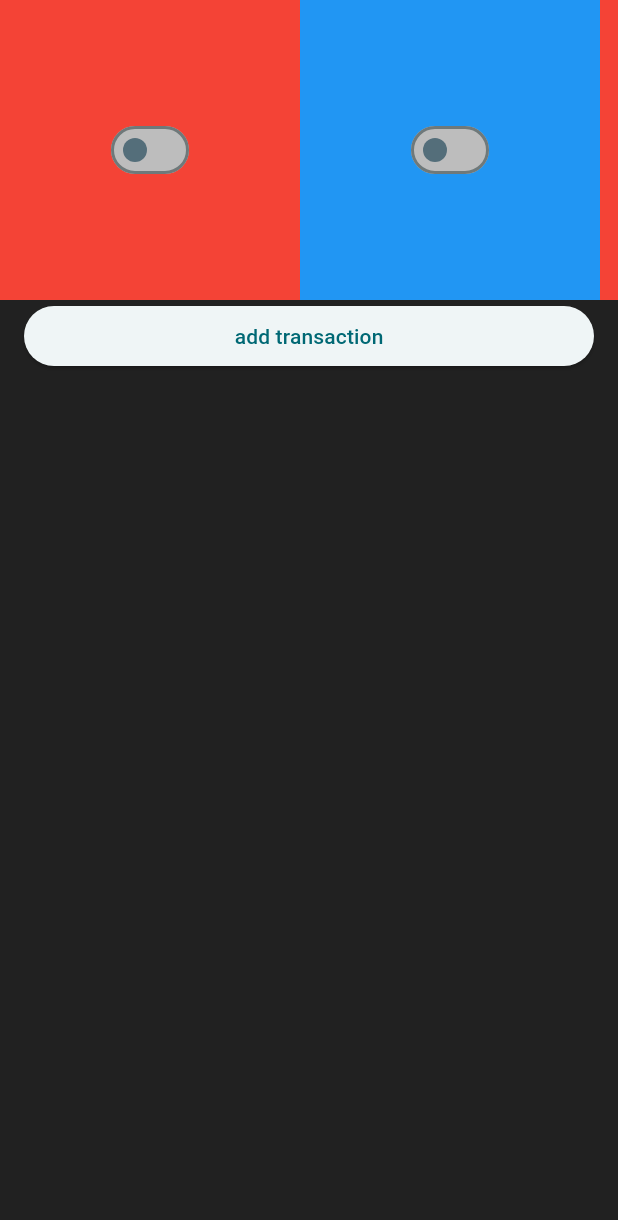
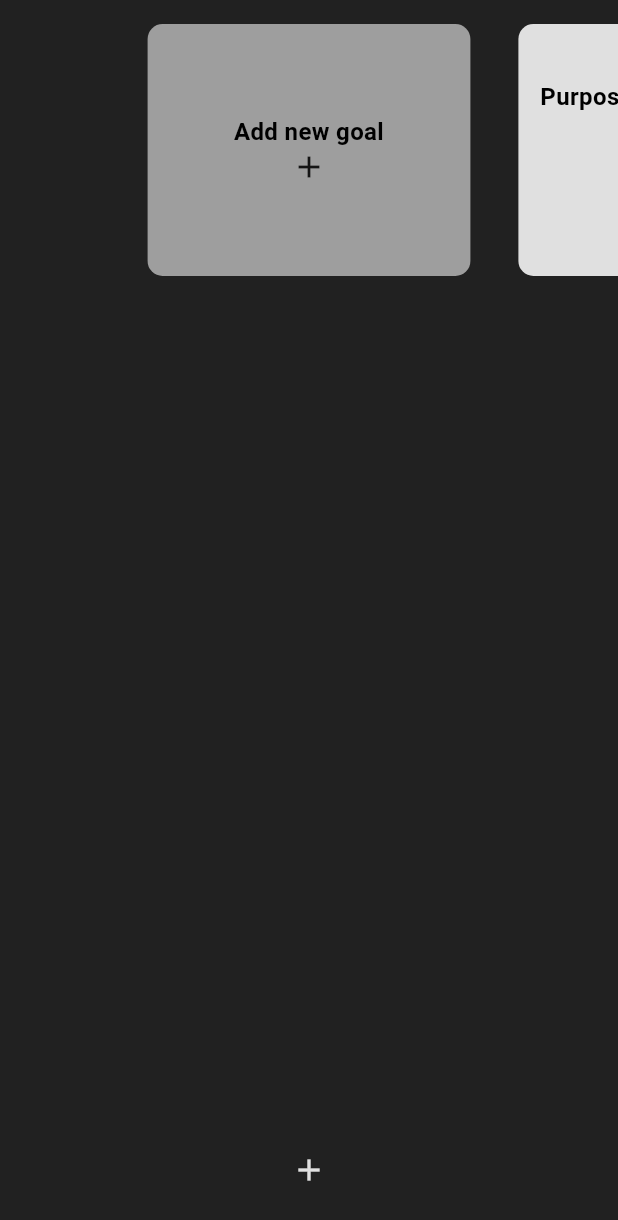
Before and after one commit to DelayStepback/revenue_avenue_finance_tracker_flutter_app, a Flutter app: the screen it shows after launch, on a phone screen of 412 x 824 dp. Shown: the top 1220 px of the screen. Run offline on Flutter 3.47's test engine with Material 3 defaults, Android fonts, the phone set to English and light mode, and no system bars; our stand-ins replace auto_size_text, bloc, flutter_bloc, freezed_annotation, get_it, go_router and 1 more; accounts and stored records are empty; generated files the repository leaves out were written again.

Commit message:
fix: design fixes

```diff
--- /dev/null
+++ b/devtools_options.yaml
@@ -0,0 +1 @@
+extensions:
--- a/lib/ui/features/general/general_page.dart
+++ b/lib/ui/features/general/general_page.dart
@@ -1,11 +1,16 @@
+import 'dart:ui';
+
 import 'package:auto_size_text/auto_size_text.dart';
 import 'package:flutter/material.dart';
+import 'package:flutter/rendering.dart';
 import 'package:flutter_bloc/flutter_bloc.dart';
 import 'package:get_it/get_it.dart';
 import 'package:revenue_avenue_finance_tracker/data/models/local/expenses/transaction_model.dart';
 import 'package:revenue_avenue_finance_tracker/ui/bloc/expenses_bloc/transactions_bloc.dart';
 import 'package:revenue_avenue_finance_tracker/ui/bloc/expenses_bloc/transactions_event.dart';
 import 'package:revenue_avenue_finance_tracker/ui/bloc/expenses_bloc/transactions_state.dart';
+import 'package:revenue_avenue_finance_tracker/ui/features/general/widgets/carousel_vertical_transactions.dart';
+import 'package:revenue_avenue_finance_tracker/ui/features/general/widgets/goals_horizontal_widget.dart';
 import 'package:revenue_avenue_finance_tracker/ui/features/general/widgets/switcher_widget.dart';
 
 class GeneralPage extends StatelessWidget {
@@ -26,143 +31,44 @@ class GeneralPageView extends StatelessWidget {
   @override
   Widget build(BuildContext context) {
     return Scaffold(
+      floatingActionButton: FloatingActionButton(
+        onPressed: () {},
+        child: const Icon(Icons.add),
+        backgroundColor: Colors.grey[900],
+        foregroundColor: Colors.grey[300],
+        elevation: 0,
+        shape: const RoundedRectangleBorder(
+          borderRadius: BorderRadius.all(Radius.circular(16.0)),
+        ),
+      ),
+      floatingActionButtonLocation: FloatingActionButtonLocation.centerFloat,
+
+      // bottomSheet: BottomSheet(
+      //     elevation: 0,
+      //     enableDrag: false,
+      //     backgroundColor: Colors.grey[900],
+      //     onClosing: () {},
+      //     builder: (BuildContext context) {
+      //       return const SizedBox(height: 100, child: SwitcherWidget());
+      //     }),
       backgroundColor: Colors.grey[900],
       body: SafeArea(
         child: Center(
-          child: CustomScrollView(
-            slivers: [
-              SliverToBoxAdapter(
-                child: Container(
-                  height: 200.0, // Set a fixed height for horizontal scrolling
-                  child: ListView.builder(
-                    scrollDirection: Axis.horizontal,
-                    itemCount: 10,
-                    itemBuilder: (BuildContext context, int index) {
-                      return Container(
-                        width: 200.0,
-                        color: index.isEven ? Colors.red : Colors.blue,
-                        child: const Center(
-                          child: SwitcherWidget(),
-                        ),
-                      );
-                    },
-                  ),
-                ),
-              ),
-              SliverToBoxAdapter(
-                  child: Padding(
-                padding: const EdgeInsets.symmetric(horizontal: 16.0),
-                child: ElevatedButton(
-                    child: Text('add transaction'),
-                    onPressed: () {
-                      print('pressed');
-                      GetIt.I<TransactionsBloc>().add(TransactionsEvent.add(Transaction(
-                        name: 'Short text',
-                        amount: 13450,
-                        type: TransactionType.income,
-                        paymentType: PaymentType.cash,
-                        date: DateTime.now(),
-                      )));
-                      print('presseddd');
-                    }),
-              )),
-              BlocBuilder<TransactionsBloc, TransactionsState>(builder: (context, state) {
-                return state.when(
-                  error: (error) {
-                    return SliverToBoxAdapter(
-                      child: Column(
-                        children: [
-                          Text('error $error'),
-                          ElevatedButton(
-                            onPressed: () {
-                              GetIt.I<TransactionsBloc>().add(const TransactionsEvent.initialize('admin'));
-                            },
-                            child: const Text('retry'),
-                          )
-                        ],
-                      ),
-                    );
-                  },
-                  init: () {
-                    GetIt.I<TransactionsBloc>().add(const TransactionsEvent.initialize('admin'));
-
-                    return const SliverToBoxAdapter(child: Text('init'));
-                  },
-                  loaded: (List<Transaction> allTransactions) {
-                    return TransactionsListWidget(allTransactions: allTransactions);
-                  },
-                );
-              }),
-            ],
+          child: NestedScrollView(
+            body: const Column(
+              children: [
+                SizedBox(height: 200, child: GoalsHorizontalWidget()),
+                Expanded(
+                  child: CarouselVerticalTransactions(),
+                )
+              ],
+            ),
+            headerSliverBuilder: (BuildContext context, bool innerBoxIsScrolled) {
+              return [];
+            },
           ),
         ),
       ),
     );
   }
 }
-
-class TransactionsListWidget extends StatelessWidget {
-  const TransactionsListWidget({super.key, required this.allTransactions});
-  final List<Transaction> allTransactions;
-  @override
-  Widget build(BuildContext context) {
-    return SliverList(
-      delegate: SliverChildBuilderDelegate(
-        childCount: allTransactions.length,
-        (context, index) {
-          final actualIndex = allTransactions.length - 1 - index; // Calculate the actual index
-
-          return SizedBox(
-            height: 80,
-            child: Padding(
-              padding: const EdgeInsets.symmetric(horizontal: 16.0),
-              child: Row(
-                mainAxisAlignment: MainAxisAlignment.spaceBetween,
-                children: [
-                  Row(
-                    children: [
-                      Icon(
-                        Icons.access_alarm,
-                        color: Colors.grey[500],
-                        size: 28,
-                      ), // TODO: add icon
-                      const SizedBox(width: 16),
-                      Column(
-                        mainAxisAlignment: MainAxisAlignment.center,
-                        crossAxisAlignment: CrossAxisAlignment.start,
-                        children: [
-                          SizedBox(
-
-                            width: 200,
-                            child: AutoSizeText(allTransactions[actualIndex].name,
-                            maxLines: 2,
-                                style: const TextStyle(color: Colors.white, fontSize: 16, fontWeight: FontWeight.bold)),
-                          ),
-                          Text(
-                              '${allTransactions[actualIndex].date.day}-${allTransactions[actualIndex].date.month}-${allTransactions[actualIndex].date.year}',
-                              style: TextStyle(color: Colors.grey[500])),
-                        ],
-                      ),
-                    ],
-                  ),
-                  Text(
-                      '${allTransactions[actualIndex].type == TransactionType.expense ? '-' : '+'} €${allTransactions[actualIndex].amount.toString()}',
-                      style: const TextStyle(color: Colors.white)),
-                ],
-              ),
-            ),
-          );
-        },
-      ),
-    );
-  }
-}
-
-class GoalsViewWidget extends StatelessWidget {
-  const GoalsViewWidget({super.key});
-
-  @override
-  Widget build(BuildContext context) {
-    return Container();
-  }
-}
--- /dev/null
+++ b/lib/ui/features/general/widgets/carousel_vertical_transactions.dart
@@ -0,0 +1,163 @@
+import 'dart:math';
+
+import 'package:auto_size_text/auto_size_text.dart';
+import 'package:flutter/material.dart';
+import 'package:flutter/rendering.dart';
+import 'package:flutter_bloc/flutter_bloc.dart';
+import 'package:get_it/get_it.dart';
+import 'package:revenue_avenue_finance_tracker/data/models/local/expenses/transaction_model.dart';
+import 'package:revenue_avenue_finance_tracker/ui/bloc/expenses_bloc/transactions_bloc.dart';
+import 'package:revenue_avenue_finance_tracker/ui/bloc/expenses_bloc/transactions_event.dart';
+import 'package:revenue_avenue_finance_tracker/ui/bloc/expenses_bloc/transactions_state.dart';
+
+class CarouselVerticalTransactions extends StatefulWidget {
+  const CarouselVerticalTransactions({super.key});
+
+  @override
+  State<CarouselVerticalTransactions> createState() => _CarouselVerticalTransactionsState();
+}
+
+class _CarouselVerticalTransactionsState extends State<CarouselVerticalTransactions> {
+  late ScrollController _scrollController;
+
+  int _currentPage = 0;
+  @override
+  void initState() {
+    super.initState();
+    _scrollController = ScrollController();
+  }
+
+  @override
+  void dispose() {
+    super.dispose();
+    _scrollController.dispose();
+  }
+
+  final double itemSize = 150.0;
+
+  @override
+  Widget build(BuildContext context) {
+    return BlocBuilder<TransactionsBloc, TransactionsState>(
+      builder: (context, state) {
+        return state.when(
+          error: (error) {
+            return Column(
+              children: [
+                // TODO: add retry
+                Text('error $error'),
+                ElevatedButton(
+                  onPressed: () {
+                    GetIt.I<TransactionsBloc>().add(const TransactionsEvent.initialize('admin'));
+                  },
+                  child: const Text('retry'),
+                )
+              ],
+            );
+          },
+          init: () {
+            GetIt.I<TransactionsBloc>().add(const TransactionsEvent.initialize('admin'));
+            return Text('init'); // TODO: add loading
+          },
+          loaded: (List<Transaction> allTransactions) {
+            return ListView.builder(
+              reverse: false,
+              controller: _scrollController,
+              scrollDirection: Axis.vertical,
+              physics: const ClampingScrollPhysics(),
+              itemCount: allTransactions.length,
+              itemBuilder: (context, index) {
+                return AnimatedBuilder(
+                  animation: _scrollController,
+                  builder: (BuildContext context, Widget? child) {
+                    // if (_scrollController.position.h) {
+                    //   value = -index * (_scrollController.offset ?? 0);
+                    //   print('${_scrollController.offset} $value $index');
+                    //   value = (value * 0.2);
+                    // }
+
+                    final itemOffset = index * itemSize;
+                    final difference = _scrollController.offset - itemOffset + 40;
+                    final value = 1 - (difference / (itemSize / 3)).clamp(1, 20);
+                    return Transform(
+                        alignment: FractionalOffset.bottomCenter,
+                        transform: Matrix4.identity()
+                          // ..translate(0.0, value * 0.2)
+                          ..scale(1 + value * 0.2)
+                        // ..rotateX(-pi / 8 + pi * 2 * value),
+                        // angle: pi * value,
+                        ,
+                        child: CarouselVerticalItemTransactions(
+                            allTransactions: allTransactions, index: index, itemSize: itemSize));
+                  },
+                );
+              },
+            );
+          },
+        );
+      },
+    );
+  }
+}
+
+class CarouselVerticalItemTransactions extends StatelessWidget {
+  const CarouselVerticalItemTransactions(
+      {super.key, required this.allTransactions, required this.index, required this.itemSize});
+  final List<Transaction> allTransactions;
+  final int index;
+  final double itemSize;
+  @override
+  Widget build(BuildContext context) {
+    return UnconstrainedBox(
+      child: Container(
+        decoration: BoxDecoration(borderRadius: BorderRadius.circular(10.0), color: Colors.grey[800], boxShadow: [
+          BoxShadow(
+            color: Colors.black,
+            blurRadius: 2,
+            offset: const Offset(0, -8), // changes position of shadow
+          )
+        ]),
+        height: itemSize,
+        child: Padding(
+          padding: const EdgeInsets.symmetric(horizontal: 32.0),
+          child: Row(
+            mainAxisAlignment: MainAxisAlignment.spaceBetween,
+            children: [
+              Row(
+                children: [
+                  Icon(
+                    Icons.access_alarm,
+                    color: Colors.grey[500],
+                    size: 28,
+                  ), // TODO: add icon
+                  const SizedBox(width: 16),
+                  Column(
+                    mainAxisAlignment: MainAxisAlignment.center,
+                    crossAxisAlignment: CrossAxisAlignment.start,
+                    children: [
+                      SizedBox(
+                        width: 200,
+                        child: Text(allTransactions[index].name,
+                            maxLines: 1,
+                            style: const TextStyle(color: Colors.white, fontSize: 16, fontWeight: FontWeight.bold)),
+                      ),
+                      Text(
+                          '${allTransactions[index].date.day}-${allTransactions[index].date.month}-${allTransactions[index].date.year}',
+                          style: TextStyle(color: Colors.grey[500])),
+                    ],
+                  ),
+                ],
+              ),
+              SizedBox(
+                width: 80,
+                child: Text(
+                    '${allTransactions[index].type == TransactionType.expense ? '-' : '+'} €${allTransactions[index].amount.toString()}',
+                    textAlign: TextAlign.right,
+                    style: const TextStyle(color: Colors.white)),
+              ),
+            ],
+          ),
+        ),
+      ),
+    );
+  }
+}
--- /dev/null
+++ b/lib/ui/features/general/widgets/goals_horizontal_widget.dart
@@ -0,0 +1,65 @@
+import 'package:flutter/material.dart';
+import 'package:revenue_avenue_finance_tracker/ui/features/general/widgets/switcher_widget.dart';
+
+class GoalsHorizontalWidget extends StatefulWidget {
+  const GoalsHorizontalWidget({super.key});
+
+  @override
+  State<GoalsHorizontalWidget> createState() => _GoalsHorizontalWidgetState();
+}
+
+class _GoalsHorizontalWidgetState extends State<GoalsHorizontalWidget> {
+  late final PageController _pageController;
+
+  @override
+  void initState() {
+    super.initState();
+    _pageController = PageController(viewportFraction: 0.6, initialPage: 0);
+  }
+
+  @override
+  void dispose() {
+    super.dispose();
+    _pageController.dispose();
+  }
+
+  @override
+  Widget build(BuildContext context) {
+    return PageView.builder(
+      controller: _pageController,
+      scrollDirection: Axis.horizontal,
+      physics: const ClampingScrollPhysics(),
+      itemCount: 10 + 1, // TODO
+      itemBuilder: (context, index) {
+        return Padding(
+          padding: const EdgeInsets.all(16.0),
+          child: Container(
+            decoration: BoxDecoration(
+              borderRadius: BorderRadius.circular(10.0),
+              color: index.isEven ? Colors.grey : Colors.grey.shade300,
+            ),
+            child: index == 0
+                ? const Column(
+                    mainAxisAlignment: MainAxisAlignment.center,
+                    children: [
+                      Text('Add new goal',
+                          textAlign: TextAlign.center,
+                          style: TextStyle(color: Colors.black, fontSize: 16, fontWeight: FontWeight.bold)),
+                      Icon(Icons.add),
+                    ],
+                  )
+                : Column(
+                    mainAxisAlignment: MainAxisAlignment.center,
+                    children: [
+                      Text('Purpose of accumulation №${index + 1}',
+                          textAlign: TextAlign.center,
+                          style: const TextStyle(color: Colors.black, fontSize: 16, fontWeight: FontWeight.bold)),
+                      const SwitcherWidget(),
+                    ],
+                  ),
+          ),
+        );
+      },
+    );
+  }
+}
--- a/lib/ui/features/general/widgets/switcher_widget.dart
+++ b/lib/ui/features/general/widgets/switcher_widget.dart
@@ -12,20 +12,20 @@ class _SwitcherWidgetState extends State<SwitcherWidget> {
 
   @override
   Widget build(BuildContext context) {
-    return Switch(
-      // thumb color (round icon)
+    return Center(
+      child: Switch(
+        materialTapTargetSize: MaterialTapTargetSize.padded,
         activeColor: Colors.white,
         activeTrackColor: Colors.black,
         inactiveThumbColor: Colors.blueGrey.shade600,
         inactiveTrackColor: Colors.grey.shade400,
-      splashRadius: 0.0,
-      // boolean variable value
         value: _value,
         onChanged: (bool value) {
           setState(() {
             _value = value;
           });
         },
+      ),
     );
   }
 }
```
Lines whose indentation alone changed are shown as unchanged.
